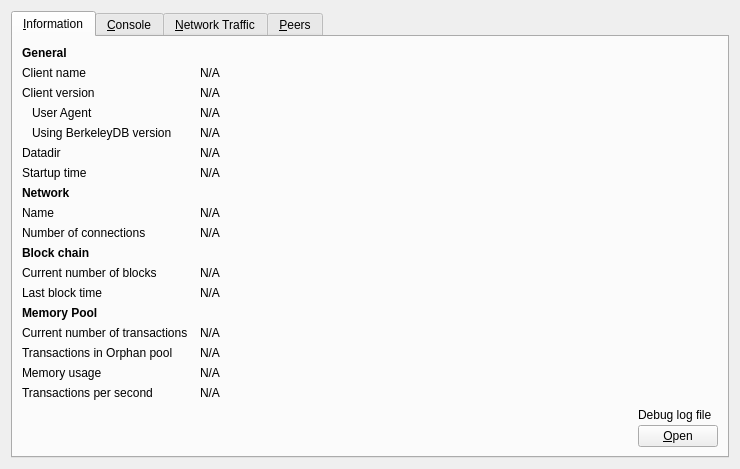
Old version of the form src/qt/forms/debugwindow.ui in the repository BitcoinUnlimited/BitcoinUnlimited.
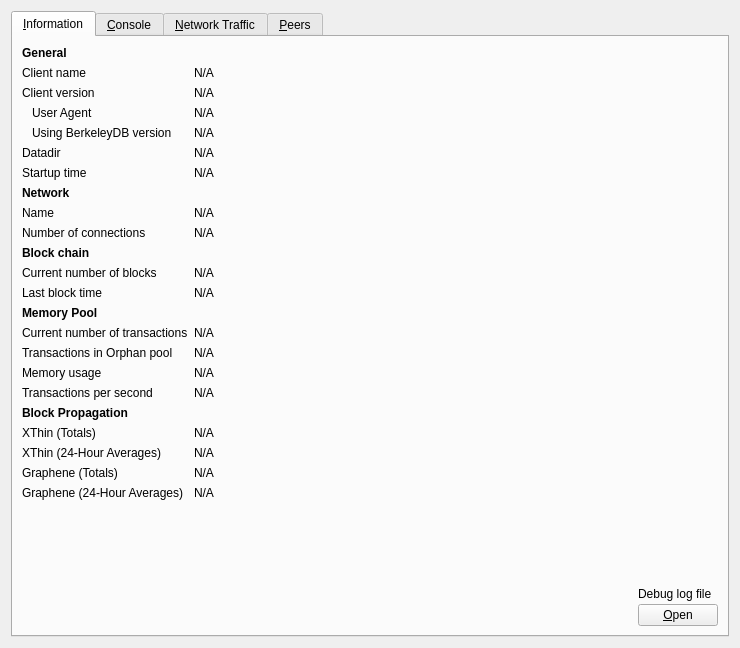
New version of the form. Icons and pictures are not drawn. Custom widgets are drawn as their Qt base class.

Commit message: Add labels to UI for block propagation stats

Diff of the .ui file:
```diff
--- a/src/qt/forms/debugwindow.ui
+++ b/src/qt/forms/debugwindow.ui
@@ -7,7 +7,7 @@
     <x>0</x>
     <y>0</y>
     <width>740</width>
-    <height>430</height>
+    <height>648</height>
    </rect>
   </property>
   <property name="windowTitle">
@@ -23,23 +23,7 @@
       <attribute name="title">
        <string>&amp;Information</string>
       </attribute>
-      <layout class="QGridLayout" name="gridLayout" columnstretch="0,1,0">
-       <property name="horizontalSpacing">
-        <number>12</number>
-       </property>
-       <item row="0" column="0">
-        <widget class="QLabel" name="label_9">
-         <property name="font">
-          <font>
-           <weight>75</weight>
-           <bold>true</bold>
-          </font>
-         </property>
-         <property name="text">
-          <string>General</string>
-         </property>
-        </widget>
-       </item>
+      <layout class="QGridLayout" name="gridLayout" columnstretch="0,3,0">
        <item row="1" column="0">
         <widget class="QLabel" name="label_5">
          <property name="text">
@@ -47,22 +31,6 @@
          </property>
         </widget>
        </item>
-       <item row="1" column="1" colspan="2">
-        <widget class="QLabel" name="clientName">
-         <property name="cursor">
-          <cursorShape>IBeamCursor</cursorShape>
-         </property>
-         <property name="text">
-          <string>N/A</string>
-         </property>
-         <property name="textFormat">
-          <enum>Qt::PlainText</enum>
-         </property>
-         <property name="textInteractionFlags">
-          <set>Qt::LinksAccessibleByMouse|Qt::TextSelectableByKeyboard|Qt::TextSelectableByMouse</set>
-         </property>
-        </widget>
-       </item>
        <item row="2" column="0">
         <widget class="QLabel" name="label_6">
          <property name="text">
@@ -70,22 +38,6 @@
          </property>
         </widget>
        </item>
-       <item row="2" column="1" colspan="2">
-        <widget class="QLabel" name="clientVersion">
-         <property name="cursor">
-          <cursorShape>IBeamCursor</cursorShape>
-         </property>
-         <property name="text">
-          <string>N/A</string>
-         </property>
-         <property name="textFormat">
-          <enum>Qt::PlainText</enum>
-         </property>
-         <property name="textInteractionFlags">
-          <set>Qt::LinksAccessibleByMouse|Qt::TextSelectableByKeyboard|Qt::TextSelectableByMouse</set>
-         </property>
-        </widget>
-       </item>
        <item row="3" column="0">
         <widget class="QLabel" name="labelClientUserAgent">
          <property name="text">
@@ -96,22 +48,6 @@
          </property>
         </widget>
        </item>
-       <item row="3" column="1" colspan="2">
-        <widget class="QLabel" name="clientUserAgent">
-         <property name="cursor">
-          <cursorShape>IBeamCursor</cursorShape>
-         </property>
-         <property name="text">
-          <string>N/A</string>
-         </property>
-         <property name="textFormat">
-          <enum>Qt::PlainText</enum>
-         </property>
-         <property name="textInteractionFlags">
-          <set>Qt::LinksAccessibleByMouse|Qt::TextSelectableByKeyboard|Qt::TextSelectableByMouse</set>
-         </property>
-        </widget>
-       </item>
        <item row="4" column="0">
         <widget class="QLabel" name="label_berkeleyDBVersion">
          <property name="text">
@@ -122,22 +58,6 @@
          </property>
         </widget>
        </item>
-       <item row="4" column="1" colspan="2">
-        <widget class="QLabel" name="berkeleyDBVersion">
-         <property name="cursor">
-          <cursorShape>IBeamCursor</cursorShape>
-         </property>
-         <property name="text">
-          <string>N/A</string>
-         </property>
-         <property name="textFormat">
-          <enum>Qt::PlainText</enum>
-         </property>
-         <property name="textInteractionFlags">
-          <set>Qt::LinksAccessibleByMouse|Qt::TextSelectableByKeyboard|Qt::TextSelectableByMouse</set>
-         </property>
-        </widget>
-       </item>
        <item row="5" column="0">
         <widget class="QLabel" name="label_12">
          <property name="text">
@@ -145,25 +65,6 @@
          </property>
         </widget>
        </item>
-       <item row="5" column="1" colspan="2">
-        <widget class="QLabel" name="dataDir">
-         <property name="cursor">
-          <cursorShape>IBeamCursor</cursorShape>
-         </property>
-         <property name="text">
-          <string>N/A</string>
-         </property>
-         <property name="textFormat">
-          <enum>Qt::PlainText</enum>
-         </property>
-         <property name="wordWrap">
-          <bool>true</bool>
-         </property>
-         <property name="textInteractionFlags">
-          <set>Qt::LinksAccessibleByMouse|Qt::TextSelectableByKeyboard|Qt::TextSelectableByMouse</set>
-         </property>
-        </widget>
-       </item>
        <item row="6" column="0">
         <widget class="QLabel" name="label_13">
          <property name="text">
@@ -171,35 +72,6 @@
          </property>
         </widget>
        </item>
-       <item row="6" column="1" colspan="2">
-        <widget class="QLabel" name="startupTime">
-         <property name="cursor">
-          <cursorShape>IBeamCursor</cursorShape>
-         </property>
-         <property name="text">
-          <string>N/A</string>
-         </property>
-         <property name="textFormat">
-          <enum>Qt::PlainText</enum>
-         </property>
-         <property name="textInteractionFlags">
-          <set>Qt::LinksAccessibleByMouse|Qt::TextSelectableByKeyboard|Qt::TextSelectableByMouse</set>
-         </property>
-        </widget>
-       </item>
-       <item row="7" column="0">
-           <widget class="QLabel" name="labelNetwork">
-               <property name="font">
-                   <font>
-                       <weight>75</weight>
-                       <bold>true</bold>
-                   </font>
-               </property>
-               <property name="text">
-                   <string>Network</string>
-               </property>
-           </widget>
-       </item>
        <item row="8" column="0">
         <widget class="QLabel" name="label_8">
          <property name="text">
@@ -207,22 +79,6 @@
          </property>
         </widget>
        </item>
-       <item row="8" column="1" colspan="2">
-        <widget class="QLabel" name="networkName">
-         <property name="cursor">
-          <cursorShape>IBeamCursor</cursorShape>
-         </property>
-         <property name="text">
-          <string>N/A</string>
-         </property>
-         <property name="textFormat">
-          <enum>Qt::PlainText</enum>
-         </property>
-         <property name="textInteractionFlags">
-          <set>Qt::LinksAccessibleByMouse|Qt::TextSelectableByKeyboard|Qt::TextSelectableByMouse</set>
-         </property>
-        </widget>
-       </item>
        <item row="9" column="0">
         <widget class="QLabel" name="label_7">
          <property name="text">
@@ -230,35 +86,6 @@
          </property>
         </widget>
        </item>
-       <item row="9" column="1" colspan="2">
-        <widget class="QLabel" name="numberOfConnections">
-         <property name="cursor">
-          <cursorShape>IBeamCursor</cursorShape>
-         </property>
-         <property name="text">
-          <string>N/A</string>
-         </property>
-         <property name="textFormat">
-          <enum>Qt::PlainText</enum>
-         </property>
-         <property name="textInteractionFlags">
-          <set>Qt::LinksAccessibleByMouse|Qt::TextSelectableByKeyboard|Qt::TextSelectableByMouse</set>
-         </property>
-        </widget>
-       </item>
-       <item row="10" column="0">
-        <widget class="QLabel" name="label_10">
-         <property name="font">
-          <font>
-           <weight>75</weight>
-           <bold>true</bold>
-          </font>
-         </property>
-         <property name="text">
-          <string>Block chain</string>
-         </property>
-        </widget>
-       </item>
        <item row="11" column="0">
         <widget class="QLabel" name="label_3">
          <property name="text">
@@ -266,22 +93,6 @@
          </property>
         </widget>
        </item>
-       <item row="11" column="1" colspan="2">
-        <widget class="QLabel" name="numberOfBlocks">
-         <property name="cursor">
-          <cursorShape>IBeamCursor</cursorShape>
-         </property>
-         <property name="text">
-          <string>N/A</string>
-         </property>
-         <property name="textFormat">
-          <enum>Qt::PlainText</enum>
-         </property>
-         <property name="textInteractionFlags">
-          <set>Qt::LinksAccessibleByMouse|Qt::TextSelectableByKeyboard|Qt::TextSelectableByMouse</set>
-         </property>
-        </widget>
-       </item>
        <item row="12" column="0">
         <widget class="QLabel" name="labelLastBlockTime">
          <property name="text">
@@ -289,35 +100,6 @@
          </property>
         </widget>
        </item>
-       <item row="12" column="1" colspan="2">
-        <widget class="QLabel" name="lastBlockTime">
-         <property name="cursor">
-          <cursorShape>IBeamCursor</cursorShape>
-         </property>
-         <property name="text">
-          <string>N/A</string>
-         </property>
-         <property name="textFormat">
-          <enum>Qt::PlainText</enum>
-         </property>
-         <property name="textInteractionFlags">
-          <set>Qt::LinksAccessibleByMouse|Qt::TextSelectableByKeyboard|Qt::TextSelectableByMouse</set>
-         </property>
-        </widget>
-       </item>
-       <item row="13" column="0">
-        <widget class="QLabel" name="labelMempoolTitle">
-         <property name="font">
-          <font>
-           <weight>75</weight>
-           <bold>true</bold>
-          </font>
-         </property>
-         <property name="text">
-          <string>Memory Pool</string>
-         </property>
-        </widget>
-       </item>
        <item row="14" column="0">
         <widget class="QLabel" name="labelNumberOfTransactions">
          <property name="text">
@@ -325,22 +107,6 @@
          </property>
         </widget>
        </item>
-       <item row="14" column="1">
-        <widget class="QLabel" name="mempoolNumberTxs">
-         <property name="cursor">
-          <cursorShape>IBeamCursor</cursorShape>
-         </property>
-         <property name="text">
-          <string>N/A</string>
-         </property>
-         <property name="textFormat">
-          <enum>Qt::PlainText</enum>
-         </property>
-         <property name="textInteractionFlags">
-          <set>Qt::LinksAccessibleByMouse|Qt::TextSelectableByKeyboard|Qt::TextSelectableByMouse</set>
-         </property>
-        </widget>
-       </item>
        <item row="15" column="0">
         <widget class="QLabel" name="labelNumberOfOrphanTransactions">
          <property name="text">
@@ -348,22 +114,6 @@
          </property>
         </widget>
        </item>
-       <item row="15" column="1">
-        <widget class="QLabel" name="orphanPoolNumberTxs">
-         <property name="cursor">
-          <cursorShape>IBeamCursor</cursorShape>
-         </property>
-         <property name="text">
-          <string>N/A</string>
-         </property>
-         <property name="textFormat">
-          <enum>Qt::PlainText</enum>
-         </property>
-         <property name="textInteractionFlags">
-          <set>Qt::LinksAccessibleByMouse|Qt::TextSelectableByKeyboard|Qt::TextSelectableByMouse</set>
-         </property>
-        </widget>
-       </item>
        <item row="16" column="0">
         <widget class="QLabel" name="labelMemoryUsage">
          <property name="text">
@@ -371,22 +121,6 @@
          </property>
         </widget>
        </item>
-       <item row="16" column="1">
-        <widget class="QLabel" name="mempoolSize">
-         <property name="cursor">
-          <cursorShape>IBeamCursor</cursorShape>
-         </property>
-         <property name="text">
-          <string>N/A</string>
-         </property>
-         <property name="textFormat">
-          <enum>Qt::PlainText</enum>
-         </property>
-         <property name="textInteractionFlags">
-          <set>Qt::LinksAccessibleByMouse|Qt::TextSelectableByKeyboard|Qt::TextSelectableByMouse</set>
-         </property>
-        </widget>
-       </item>
        <item row="17" column="0">
         <widget class="QLabel" name="labelTransactionsPerSecond">
          <property name="text">
@@ -394,24 +128,35 @@
          </property>
         </widget>
        </item>
-       <item row="17" column="1">
-        <widget class="QLabel" name="transactionsPerSecond">
-         <property name="cursor">
-          <cursorShape>IBeamCursor</cursorShape>
+       <item row="19" column="0">
+        <widget class="QLabel" name="labelXThinTotals">
+         <property name="text">
+          <string>XThin (Totals)</string>
          </property>
+        </widget>
+       </item>
+       <item row="20" column="0">
+        <widget class="QLabel" name="labelXThin24hAverages">
          <property name="text">
-          <string>N/A</string>
+          <string>XThin (24-Hour Averages)</string>
          </property>
-         <property name="textFormat">
-          <enum>Qt::PlainText</enum>
+        </widget>
+       </item>
+       <item row="21" column="0">
+        <widget class="QLabel" name="labelGrapheneTotals">
+         <property name="text">
+          <string>Graphene (Totals)</string>
          </property>
-         <property name="textInteractionFlags">
-          <set>Qt::LinksAccessibleByMouse|Qt::TextSelectableByKeyboard|Qt::TextSelectableByMouse</set>
+        </widget>
+       </item>
+       <item row="22" column="0">
+        <widget class="QLabel" name="labelGraphene24hAverages">
+         <property name="text">
+          <string>Graphene (24-Hour Averages)</string>
          </property>
         </widget>
        </item>
-
-       <item row="18" column="2" rowspan="3">
+       <item row="23" column="2">
         <layout class="QVBoxLayout" name="verticalLayoutDebugButton">
          <property name="spacing">
           <number>3</number>
@@ -451,7 +196,7 @@
          </item>
         </layout>
        </item>
-       <item row="19" column="0">
+       <item row="23" column="0" colspan="2">
         <spacer name="verticalSpacer">
          <property name="orientation">
           <enum>Qt::Vertical</enum>
@@ -464,6 +209,362 @@
          </property>
         </spacer>
        </item>
+       <item row="22" column="1" colspan="2">
+        <widget class="QLabel" name="blocksGraphene24hAverages">
+         <property name="cursor">
+          <cursorShape>IBeamCursor</cursorShape>
+         </property>
+         <property name="text">
+          <string>N/A</string>
+         </property>
+         <property name="textFormat">
+          <enum>Qt::PlainText</enum>
+         </property>
+         <property name="textInteractionFlags">
+          <set>Qt::LinksAccessibleByMouse|Qt::TextSelectableByKeyboard|Qt::TextSelectableByMouse</set>
+         </property>
+        </widget>
+       </item>
+       <item row="21" column="1" colspan="2">
+        <widget class="QLabel" name="blocksGrapheneTotals">
+         <property name="cursor">
+          <cursorShape>IBeamCursor</cursorShape>
+         </property>
+         <property name="text">
+          <string>N/A</string>
+         </property>
+         <property name="textFormat">
+          <enum>Qt::PlainText</enum>
+         </property>
+         <property name="textInteractionFlags">
+          <set>Qt::LinksAccessibleByMouse|Qt::TextSelectableByKeyboard|Qt::TextSelectableByMouse</set>
+         </property>
+        </widget>
+       </item>
+       <item row="20" column="1" colspan="2">
+        <widget class="QLabel" name="blocksXThin24hAverages">
+         <property name="cursor">
+          <cursorShape>IBeamCursor</cursorShape>
+         </property>
+         <property name="text">
+          <string>N/A</string>
+         </property>
+         <property name="textFormat">
+          <enum>Qt::PlainText</enum>
+         </property>
+         <property name="textInteractionFlags">
+          <set>Qt::LinksAccessibleByMouse|Qt::TextSelectableByKeyboard|Qt::TextSelectableByMouse</set>
+         </property>
+        </widget>
+       </item>
+       <item row="19" column="1" colspan="2">
+        <widget class="QLabel" name="blocksXThinTotals">
+         <property name="cursor">
+          <cursorShape>IBeamCursor</cursorShape>
+         </property>
+         <property name="text">
+          <string>N/A</string>
+         </property>
+         <property name="textFormat">
+          <enum>Qt::PlainText</enum>
+         </property>
+         <property name="textInteractionFlags">
+          <set>Qt::LinksAccessibleByMouse|Qt::TextSelectableByKeyboard|Qt::TextSelectableByMouse</set>
+         </property>
+        </widget>
+       </item>
+       <item row="18" column="0" colspan="3">
+        <widget class="QLabel" name="labelStatsTitle">
+         <property name="font">
+          <font>
+           <weight>75</weight>
+           <bold>true</bold>
+          </font>
+         </property>
+         <property name="text">
+          <string>Block Propagation</string>
+         </property>
+        </widget>
+       </item>
+       <item row="17" column="1" colspan="2">
+        <widget class="QLabel" name="transactionsPerSecond">
+         <property name="cursor">
+          <cursorShape>IBeamCursor</cursorShape>
+         </property>
+         <property name="text">
+          <string>N/A</string>
+         </property>
+         <property name="textFormat">
+          <enum>Qt::PlainText</enum>
+         </property>
+         <property name="textInteractionFlags">
+          <set>Qt::LinksAccessibleByMouse|Qt::TextSelectableByKeyboard|Qt::TextSelectableByMouse</set>
+         </property>
+        </widget>
+       </item>
+       <item row="16" column="1" colspan="2">
+        <widget class="QLabel" name="mempoolSize">
+         <property name="cursor">
+          <cursorShape>IBeamCursor</cursorShape>
+         </property>
+         <property name="text">
+          <string>N/A</string>
+         </property>
+         <property name="textFormat">
+          <enum>Qt::PlainText</enum>
+         </property>
+         <property name="textInteractionFlags">
+          <set>Qt::LinksAccessibleByMouse|Qt::TextSelectableByKeyboard|Qt::TextSelectableByMouse</set>
+         </property>
+        </widget>
+       </item>
+       <item row="15" column="1" colspan="2">
+        <widget class="QLabel" name="orphanPoolNumberTxs">
+         <property name="cursor">
+          <cursorShape>IBeamCursor</cursorShape>
+         </property>
+         <property name="text">
+          <string>N/A</string>
+         </property>
+         <property name="textFormat">
+          <enum>Qt::PlainText</enum>
+         </property>
+         <property name="textInteractionFlags">
+          <set>Qt::LinksAccessibleByMouse|Qt::TextSelectableByKeyboard|Qt::TextSelectableByMouse</set>
+         </property>
+        </widget>
+       </item>
+       <item row="14" column="1" colspan="2">
+        <widget class="QLabel" name="mempoolNumberTxs">
+         <property name="cursor">
+          <cursorShape>IBeamCursor</cursorShape>
+         </property>
+         <property name="text">
+          <string>N/A</string>
+         </property>
+         <property name="textFormat">
+          <enum>Qt::PlainText</enum>
+         </property>
+         <property name="textInteractionFlags">
+          <set>Qt::LinksAccessibleByMouse|Qt::TextSelectableByKeyboard|Qt::TextSelectableByMouse</set>
+         </property>
+        </widget>
+       </item>
+       <item row="13" column="0" colspan="3">
+        <widget class="QLabel" name="labelMempoolTitle">
+         <property name="font">
+          <font>
+           <weight>75</weight>
+           <bold>true</bold>
+          </font>
+         </property>
+         <property name="text">
+          <string>Memory Pool</string>
+         </property>
+        </widget>
+       </item>
+       <item row="12" column="1" colspan="2">
+        <widget class="QLabel" name="lastBlockTime">
+         <property name="cursor">
+          <cursorShape>IBeamCursor</cursorShape>
+         </property>
+         <property name="text">
+          <string>N/A</string>
+         </property>
+         <property name="textFormat">
+          <enum>Qt::PlainText</enum>
+         </property>
+         <property name="textInteractionFlags">
+          <set>Qt::LinksAccessibleByMouse|Qt::TextSelectableByKeyboard|Qt::TextSelectableByMouse</set>
+         </property>
+        </widget>
+       </item>
+       <item row="11" column="1" colspan="2">
+        <widget class="QLabel" name="numberOfBlocks">
+         <property name="cursor">
+          <cursorShape>IBeamCursor</cursorShape>
+         </property>
+         <property name="text">
+          <string>N/A</string>
+         </property>
+         <property name="textFormat">
+          <enum>Qt::PlainText</enum>
+         </property>
+         <property name="textInteractionFlags">
+          <set>Qt::LinksAccessibleByMouse|Qt::TextSelectableByKeyboard|Qt::TextSelectableByMouse</set>
+         </property>
+        </widget>
+       </item>
+       <item row="10" column="0" colspan="3">
+        <widget class="QLabel" name="label_10">
+         <property name="font">
+          <font>
+           <weight>75</weight>
+           <bold>true</bold>
+          </font>
+         </property>
+         <property name="text">
+          <string>Block chain</string>
+         </property>
+        </widget>
+       </item>
+       <item row="9" column="1" colspan="2">
+        <widget class="QLabel" name="numberOfConnections">
+         <property name="cursor">
+          <cursorShape>IBeamCursor</cursorShape>
+         </property>
+         <property name="text">
+          <string>N/A</string>
+         </property>
+         <property name="textFormat">
+          <enum>Qt::PlainText</enum>
+         </property>
+         <property name="textInteractionFlags">
+          <set>Qt::LinksAccessibleByMouse|Qt::TextSelectableByKeyboard|Qt::TextSelectableByMouse</set>
+         </property>
+        </widget>
+       </item>
+       <item row="8" column="1" colspan="2">
+        <widget class="QLabel" name="networkName">
+         <property name="cursor">
+          <cursorShape>IBeamCursor</cursorShape>
+         </property>
+         <property name="text">
+          <string>N/A</string>
+         </property>
+         <property name="textFormat">
+          <enum>Qt::PlainText</enum>
+         </property>
+         <property name="textInteractionFlags">
+          <set>Qt::LinksAccessibleByMouse|Qt::TextSelectableByKeyboard|Qt::TextSelectableByMouse</set>
+         </property>
+        </widget>
+       </item>
+       <item row="7" column="0" colspan="3">
+        <widget class="QLabel" name="labelNetwork">
+         <property name="font">
+          <font>
+           <weight>75</weight>
+           <bold>true</bold>
+          </font>
+         </property>
+         <property name="text">
+          <string>Network</string>
+         </property>
+        </widget>
+       </item>
+       <item row="6" column="1" colspan="2">
+        <widget class="QLabel" name="startupTime">
+         <property name="cursor">
+          <cursorShape>IBeamCursor</cursorShape>
+         </property>
+         <property name="text">
+          <string>N/A</string>
+         </property>
+         <property name="textFormat">
+          <enum>Qt::PlainText</enum>
+         </property>
+         <property name="textInteractionFlags">
+          <set>Qt::LinksAccessibleByMouse|Qt::TextSelectableByKeyboard|Qt::TextSelectableByMouse</set>
+         </property>
+        </widget>
+       </item>
+       <item row="5" column="1" colspan="2">
+        <widget class="QLabel" name="dataDir">
+         <property name="cursor">
+          <cursorShape>IBeamCursor</cursorShape>
+         </property>
+         <property name="text">
+          <string>N/A</string>
+         </property>
+         <property name="textFormat">
+          <enum>Qt::PlainText</enum>
+         </property>
+         <property name="wordWrap">
+          <bool>true</bool>
+         </property>
+         <property name="textInteractionFlags">
+          <set>Qt::LinksAccessibleByMouse|Qt::TextSelectableByKeyboard|Qt::TextSelectableByMouse</set>
+         </property>
+        </widget>
+       </item>
+       <item row="4" column="1" colspan="2">
+        <widget class="QLabel" name="berkeleyDBVersion">
+         <property name="cursor">
+          <cursorShape>IBeamCursor</cursorShape>
+         </property>
+         <property name="text">
+          <string>N/A</string>
+         </property>
+         <property name="textFormat">
+          <enum>Qt::PlainText</enum>
+         </property>
+         <property name="textInteractionFlags">
+          <set>Qt::LinksAccessibleByMouse|Qt::TextSelectableByKeyboard|Qt::TextSelectableByMouse</set>
+         </property>
+        </widget>
+       </item>
+       <item row="3" column="1" colspan="2">
+        <widget class="QLabel" name="clientUserAgent">
+         <property name="cursor">
+          <cursorShape>IBeamCursor</cursorShape>
+         </property>
+         <property name="text">
+          <string>N/A</string>
+         </property>
+         <property name="textFormat">
+          <enum>Qt::PlainText</enum>
+         </property>
+         <property name="textInteractionFlags">
+          <set>Qt::LinksAccessibleByMouse|Qt::TextSelectableByKeyboard|Qt::TextSelectableByMouse</set>
+         </property>
+        </widget>
+       </item>
+       <item row="2" column="1" colspan="2">
+        <widget class="QLabel" name="clientVersion">
+         <property name="cursor">
+          <cursorShape>IBeamCursor</cursorShape>
+         </property>
+         <property name="text">
+          <string>N/A</string>
+         </property>
+         <property name="textFormat">
+          <enum>Qt::PlainText</enum>
+         </property>
+         <property name="textInteractionFlags">
+          <set>Qt::LinksAccessibleByMouse|Qt::TextSelectableByKeyboard|Qt::TextSelectableByMouse</set>
+         </property>
+        </widget>
+       </item>
+       <item row="1" column="1" colspan="2">
+        <widget class="QLabel" name="clientName">
+         <property name="cursor">
+          <cursorShape>IBeamCursor</cursorShape>
+         </property>
+         <property name="text">
+          <string>N/A</string>
+         </property>
+         <property name="textFormat">
+          <enum>Qt::PlainText</enum>
+         </property>
+         <property name="textInteractionFlags">
+          <set>Qt::LinksAccessibleByMouse|Qt::TextSelectableByKeyboard|Qt::TextSelectableByMouse</set>
+         </property>
+        </widget>
+       </item>
+       <item row="0" column="0" colspan="3">
+        <widget class="QLabel" name="label_9">
+         <property name="font">
+          <font>
+           <weight>75</weight>
+           <bold>true</bold>
+          </font>
+         </property>
+         <property name="text">
+          <string>General</string>
+         </property>
+        </widget>
+       </item>
       </layout>
      </widget>
      <widget class="QWidget" name="tab_console">
```
Left out of the diff: 6 changed lines with no effect on the pictures.
